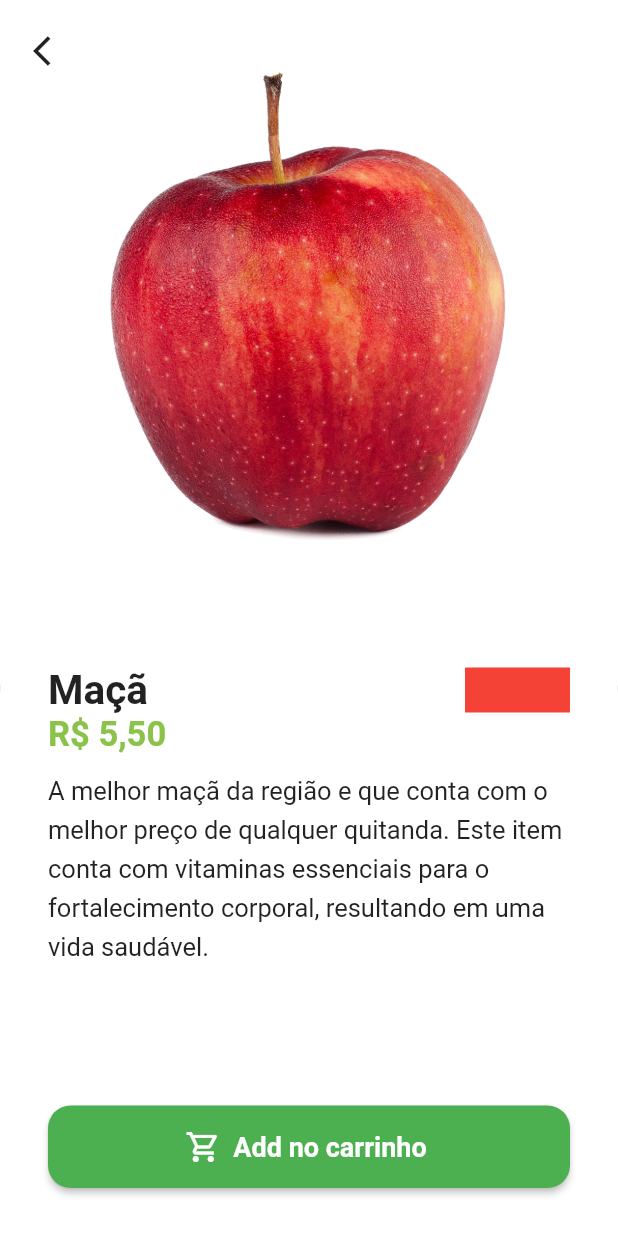
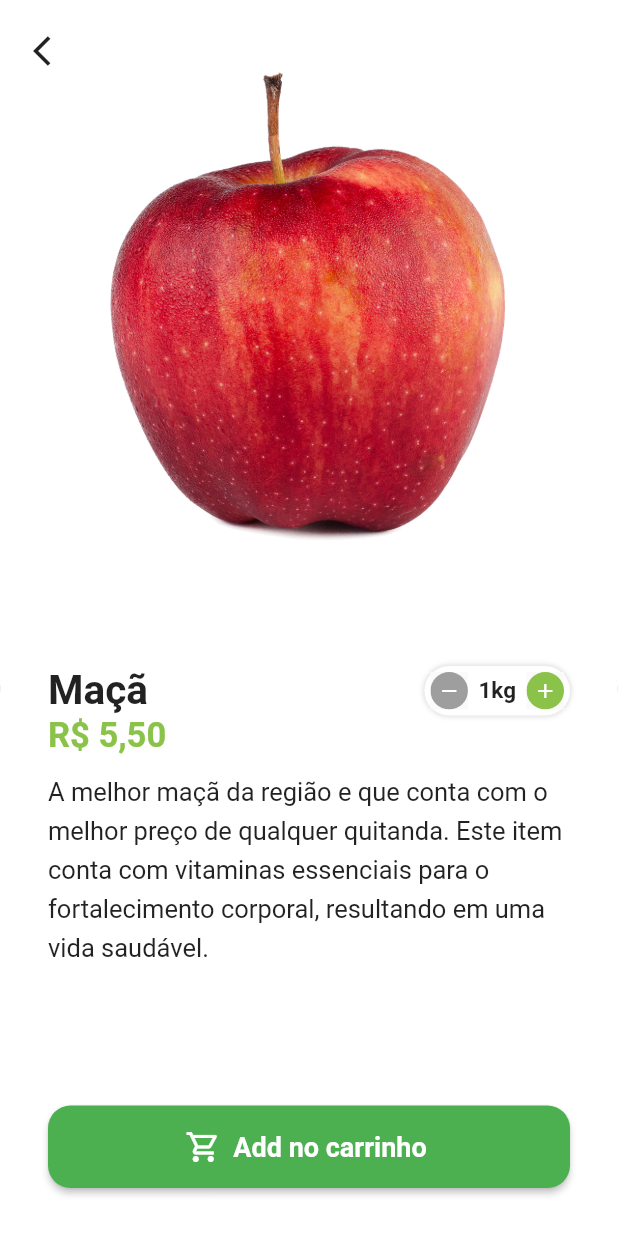
Before and after one commit to luizmineiro/quintanda_virtual, a Flutter app: the screen it shows after launch, after a tap on "Entrar", after a tap on "Maçã", on a phone screen of 412 x 824 dp. Run offline on Flutter 3.47's test engine with Material 2 defaults, Android fonts, the phone set to English and light mode, and no system bars; our stand-ins replace animated_text_kit, mask_text_input_formatter.

Commit message:
tela de detalhes do produto finalizada

```diff
--- /dev/null
+++ b/lib/src/pages/common_widgets/quantity_widget.dart
@@ -0,0 +1,98 @@
+import 'package:flutter/material.dart';
+import 'package:quitanda_virtual/src/config/custom_colors.dart';
+
+class QuantityWidget extends StatelessWidget {
+  final int value;
+  final String sufixText;
+  final Function(int quantity) result;
+
+  const QuantityWidget({
+    Key? key,
+    required this.value,
+    required this.sufixText,
+    required this.result,
+  }) : super(key: key);
+
+  @override
+  Widget build(BuildContext context) {
+    return Container(
+      padding: const EdgeInsets.all(4),
+      decoration: BoxDecoration(
+        color: Colors.white,
+        borderRadius: BorderRadius.circular(50),
+        boxShadow: [
+          BoxShadow(
+            color: Colors.grey.shade300,
+            spreadRadius: 1,
+            blurRadius: 2,
+          )
+        ],
+      ),
+      child: Row(
+        children: [
+          _QuantityButton(
+            icon: Icons.remove,
+            color: Colors.grey,
+            onPressed: () {
+              if (value == 1) return;
+              int resultCount = value - 1;
+              result(resultCount);
+            },
+          ),
+          Padding(
+            padding: const EdgeInsets.symmetric(horizontal: 7),
+            child: Text(
+              '$value$sufixText',
+              style: const TextStyle(
+                fontSize: 15,
+                fontWeight: FontWeight.bold,
+              ),
+            ),
+          ),
+          _QuantityButton(
+            icon: Icons.add,
+            color: CustomColors.customSwatchColor,
+            onPressed: () {
+              int resultCount = value + 1;
+              result(resultCount);
+            },
+          ),
+        ],
+      ),
+    );
+  }
+}
+
+class _QuantityButton extends StatelessWidget {
+  final Color color;
+  final IconData icon;
+  final VoidCallback onPressed;
+  const _QuantityButton({
+    required this.color,
+    required this.icon,
+    required this.onPressed,
+  });
+
+  @override
+  Widget build(BuildContext context) {
+    return Material(
+      child: InkWell(
+        borderRadius: BorderRadius.circular(50),
+        onTap: onPressed,
+        child: Ink(
+          width: 25,
+          height: 25,
+          decoration: BoxDecoration(
+            color: color,
+            shape: BoxShape.circle,
+          ),
+          child: Icon(
+            icon,
+            color: Colors.white,
+            size: 16,
+          ),
+        ),
+      ),
+    );
+  }
+}
--- a/lib/src/pages/product/product_screen.dart
+++ b/lib/src/pages/product/product_screen.dart
@@ -1,12 +1,22 @@
 import 'package:flutter/material.dart';
 import 'package:quitanda_virtual/src/config/custom_colors.dart';
 import 'package:quitanda_virtual/src/models/item_model.dart';
+import 'package:quitanda_virtual/src/pages/common_widgets/quantity_widget.dart';
 import 'package:quitanda_virtual/src/services/utils_services.dart';
 
-class ProductScreen extends StatelessWidget {
+class ProductScreen extends StatefulWidget {
   final ItemModel item;
+
+  const ProductScreen({Key? key, required this.item}) : super(key: key);
+
+  @override
+  State<ProductScreen> createState() => _ProductScreenState();
+}
+
+class _ProductScreenState extends State<ProductScreen> {
   final UtilsServices utilsServices = UtilsServices();
-  ProductScreen({Key? key, required this.item}) : super(key: key);
+
+  int cartItemQuantity = 1;
 
   @override
   Widget build(BuildContext context) {
@@ -19,8 +29,8 @@ class ProductScreen extends StatelessWidget {
             children: [
               Expanded(
                 child: Hero(
-                  tag: item.imgUrl,
-                  child: Image.asset(item.imgUrl),
+                  tag: widget.item.imgUrl,
+                  child: Image.asset(widget.item.imgUrl),
                 ),
               ),
               Expanded(
@@ -46,7 +56,7 @@ class ProductScreen extends StatelessWidget {
                         children: [
                           Expanded(
                             child: Text(
-                              item.itemName,
+                              widget.item.itemName,
                               maxLines: 2,
                               overflow: TextOverflow.ellipsis,
                               style: const TextStyle(
@@ -55,16 +65,20 @@ class ProductScreen extends StatelessWidget {
                               ),
                             ),
                           ),
-                          Container(
-                            height: 30,
-                            width: 70,
-                            color: Colors.red,
-                          )
+                          QuantityWidget(
+                            sufixText: widget.item.unit,
+                            value: cartItemQuantity,
+                            result: (int quantity) {
+                              setState(() {
+                                cartItemQuantity = quantity;
+                              });
+                            },
+                          ),
                         ],
                       ),
                       //* Preço
                       Text(
-                        utilsServices.priceToCurrency(item.price),
+                        utilsServices.priceToCurrency(widget.item.price),
                         style: TextStyle(
                           fontSize: 23,
                           fontWeight: FontWeight.bold,
@@ -77,7 +91,7 @@ class ProductScreen extends StatelessWidget {
                           padding: const EdgeInsets.symmetric(vertical: 10),
                           child: SingleChildScrollView(
                             child: Text(
-                              item.description,
+                              widget.item.description,
                               style: const TextStyle(
                                 height: 1.5,
                                 fontSize: 17,
```
Also changed, not shown: pubspec.lock, 1 other file.
